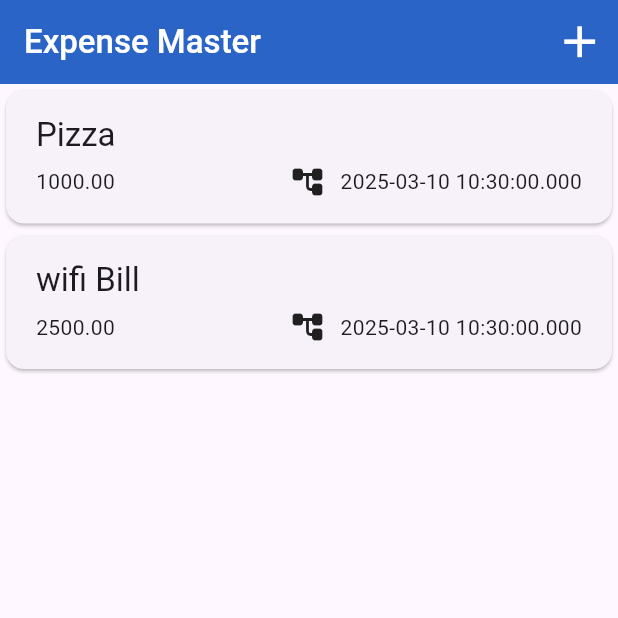
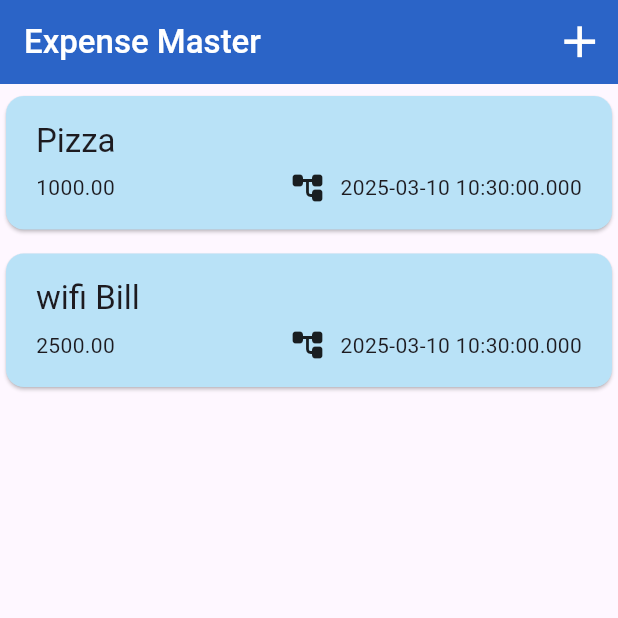
Before and after one commit to DillonWilliams1/Expense_Tracker, a Flutter app: the screen it shows after launch, on a phone screen of 412 x 824 dp, the top half of it. Run offline on Flutter 3.47's test engine with Material 3 defaults, Android fonts, the phone set to English and light mode, and no system bars.

Commit message:
create expenseTile widget

```diff
--- a/expense_tracker/lib/widgets/expense_list.dart
+++ b/expense_tracker/lib/widgets/expense_list.dart
@@ -1,4 +1,5 @@
 import 'package:expense_tracker/models/expense.dart';
+import 'package:expense_tracker/widgets/expense_tile.dart';
 import 'package:flutter/material.dart';
 
 class ExpenseList extends StatelessWidget {
@@ -12,37 +13,9 @@ class ExpenseList extends StatelessWidget {
       child: ListView.builder(
         itemCount: expenseList.length,
         itemBuilder: (context, index) {
-          return Card(
-            child: Padding(
-              padding: const EdgeInsets.symmetric(horizontal: 20, vertical: 16),
-              child: Column(
-                crossAxisAlignment: CrossAxisAlignment.start,
-                children: [
-                  Text(expenseList[index].title,
-                      style: Theme.of(context).textTheme.titleLarge),
-                  SizedBox(
-                    height: 5,
-                  ),
-                  Row(
-                    children: [
-                      Text(
-                        expenseList[index].amount.toStringAsFixed(2),
-                      ),
-                      const Spacer(),
-                      Row(
-                        children: [
-                          Icon(Icons.account_tree_rounded),
-                          SizedBox(
-                            width: 10,
-                          ),
-                          Text(expenseList[index].date.toString()),
-                        ],
-                      )
-                    ],
-                  )
-                ],
-              ),
-            ),
+          return Padding(
+            padding: const EdgeInsets.symmetric(vertical: 4),
+            child: ExpenseTile(expense: expenseList[index]),
           );
         },
       ),
--- /dev/null
+++ b/expense_tracker/lib/widgets/expense_tile.dart
@@ -0,0 +1,45 @@
+import 'package:expense_tracker/models/expense.dart';
+import 'package:flutter/material.dart';
+
+class ExpenseTile extends StatelessWidget {
+  const ExpenseTile({super.key, required this.expense});
+
+  final ExpenseModel expense;
+
+  @override
+  Widget build(BuildContext context) {
+    return Card(
+      color: Color.fromARGB(255, 185, 226, 247),
+      child: Padding(
+        padding: const EdgeInsets.symmetric(horizontal: 20, vertical: 16),
+        child: Column(
+          crossAxisAlignment: CrossAxisAlignment.start,
+          children: [
+            Text(expense.title, style: Theme.of(context).textTheme.titleLarge),
+            SizedBox(
+              height: 5,
+            ),
+            Row(
+              children: [
+                Text(
+                  expense.amount.toStringAsFixed(2),
+                ),
+                const Spacer(),
+                Row(
+                  children: [
+                    Icon(Icons.account_tree_rounded),
+                    SizedBox(
+                      width: 10,
+                    ),
+                    Text(expense.date.toString()),
+                  ],
+                )
+              ],
+            )
+          ],
+        ),
+      ),
+    );
+    ;
+  }
+}
```
